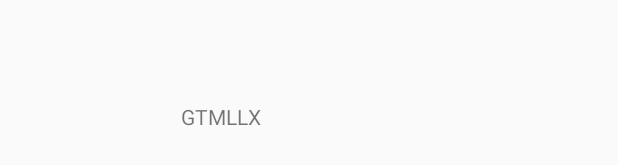
After one commit to peterzheng98/2017-2018-B_DS_TrainTicketBooking, an Android app: the layout fragment_my.xml on its own in the app's theme, with its tools: preview values and no code run, on a phone screen of 412 x 824 dp. The commit adds this screen. Shown: the part 341-506 px from the top of the screen. Run offline under Robolectric (Android 15) with nearby library versions, the phone set to English and light mode, and no system bars.

Commit message:
[Develop 2A - 8] Android UI

```diff
--- a/AndroidPart/feature/src/main/java/group/peterzheng/trainticketbookingsystem/feature/resultFragment.kt
+++ b/AndroidPart/feature/src/main/java/group/peterzheng/trainticketbookingsystem/feature/resultFragment.kt
@@ -23,7 +23,8 @@ import java.util.*
 /**
  * A fragment representing a list of Items.
  * Activities containing this fragment MUST implement the
- * [resultFragment.OnListFragmentInteractionListener] interface.
+ * [resultFragment.OnListFrag() {
+mentInteractionListener] interface.
  */
 
 class ticketBookingResultActivity : AppCompatActivity(){
@@ -46,8 +47,7 @@ class ticketBookingResultActivity : AppCompatActivity(){
     }
 }
 /*
-class resultFragment : Fragment() {
-
+class resultFragment : Fragment
     // TODO: Customize parameters
     private var columnCount = 1
 
--- /dev/null
+++ b/AndroidPart/feature/src/main/res/layout/fragment_my.xml
@@ -0,0 +1,32 @@
+<?xml version="1.0" encoding="utf-8"?>
+<FrameLayout xmlns:android="http://schemas.android.com/apk/res/android"
+    xmlns:app="http://schemas.android.com/apk/res-auto"
+    xmlns:tools="http://schemas.android.com/tools"
+    android:layout_width="match_parent"
+    android:layout_height="match_parent"
+    tools:context=".myFragment">
+
+    <!-- TODO: Update blank fragment layout -->
+
+    <android.support.constraint.ConstraintLayout
+        android:layout_width="match_parent"
+        android:layout_height="match_parent">
+
+        <TextView
+            android:id="@+id/textView9"
+            android:layout_width="171dp"
+            android:layout_height="233dp"
+            android:layout_marginBottom="8dp"
+            android:layout_marginEnd="8dp"
+            android:layout_marginLeft="8dp"
+            android:layout_marginRight="8dp"
+            android:layout_marginStart="8dp"
+            android:layout_marginTop="8dp"
+            android:text="GTMLLX"
+            app:layout_constraintBottom_toBottomOf="parent"
+            app:layout_constraintEnd_toEndOf="parent"
+            app:layout_constraintStart_toStartOf="parent"
+            app:layout_constraintTop_toTopOf="parent" />
+    </android.support.constraint.ConstraintLayout>
+
+</FrameLayout>
--- a/AndroidPart/feature/src/main/res/values/strings.xml
+++ b/AndroidPart/feature/src/main/res/values/strings.xml
@@ -2,5 +2,7 @@
 
     <string name="action_settings">Settings</string>
     <string name="app_name">火车票订票系统</string>
-    <string name="title_activity_control_panell">controlPanell</string>
+
+    <!-- TODO: Remove or change this placeholder text -->
+    <string name="hello_blank_fragment">Hello blank fragment</string>
 </resources>
```
Also changed, not shown: AndroidPart/feature/src/main/AndroidManifest.xml (+13 -0 lines), AndroidPart/feature/src/main/java/group/peterzheng/trainticketbookingsystem/feature/ControlPanel.kt (added, +66 -0 lines), AndroidPart/feature/src/main/java/group/peterzheng/trainticketbookingsystem/feature/RegisterLayout.kt (+26 -7 lines), AndroidPart/feature/src/main/java/group/peterzheng/trainticketbookingsystem/feature/myFragment.kt (added, +100 -0 lines), AndroidPart/feature/src/main/res/layout/activity_control_panel.xml (added, +72 -0 lines), AndroidPart/feature/src/main/res/layout/activity_register_layout.xml (+5 -5 lines), AndroidPart/feature/src/main/java/group/peterzheng/trainticketbookingsystem/feature/onlineLogin.kt (indentation only), 1 other file.
